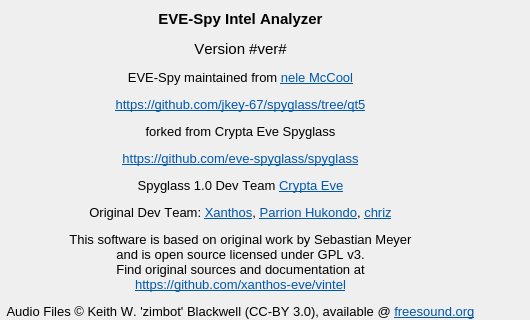
jkey-67/spyglass, file src/vi/ui/Info.ui: the form before one commit; both pictures show x 170 to 700 and y 0 to 320 of the 700 by 702 pixel window.
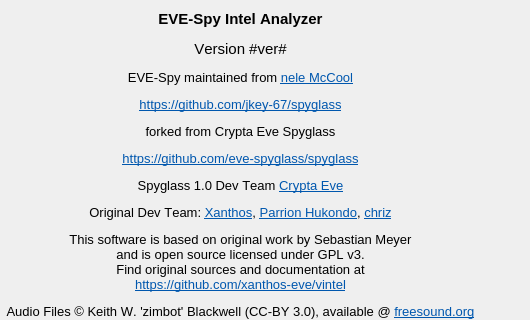
The form after the commit. Icons and pictures are not drawn.

Diff of the .ui file:
```diff
--- a/src/vi/ui/Info.ui
+++ b/src/vi/ui/Info.ui
@@ -811,7 +811,7 @@
 &lt;p align=&quot;center&quot; style=&quot; margin-top:12px; margin-bottom:12px; margin-left:0px; margin-right:0px; -qt-block-indent:0; text-indent:0px;&quot;&gt;&lt;span style=&quot; font-weight:600;&quot;&gt;EVE-Spy Intel Analyzer&lt;/span&gt;&lt;/p&gt;
 &lt;p align=&quot;center&quot; style=&quot; margin-top:12px; margin-bottom:12px; margin-left:0px; margin-right:0px; -qt-block-indent:0; text-indent:0px;&quot;&gt;Version #ver#&lt;/p&gt;
 &lt;p align=&quot;center&quot; style=&quot; margin-top:12px; margin-bottom:12px; margin-left:0px; margin-right:0px; -qt-block-indent:0; text-indent:0px;&quot;&gt;&lt;span style=&quot; font-size:10pt;&quot;&gt;EVE-Spy maintained from &lt;/span&gt;&lt;a href=&quot;mailto:nele.mccool@gmx.net&quot;&gt;&lt;span style=&quot; font-size:10pt; text-decoration: underline; color:#0057ae;&quot;&gt;nele McCool&lt;/span&gt;&lt;/a&gt;&lt;/p&gt;
-&lt;p align=&quot;center&quot; style=&quot; margin-top:12px; margin-bottom:12px; margin-left:0px; margin-right:0px; -qt-block-indent:0; text-indent:0px;&quot;&gt;&lt;a href=&quot;https://github.com/jkey-67/spyglass/tree/qt5&quot;&gt;&lt;span style=&quot; font-size:10pt; text-decoration: underline; color:#0057ae;&quot;&gt;https://github.com/jkey-67/spyglass/tree/qt5&lt;/span&gt;&lt;/a&gt;&lt;/p&gt;
+&lt;p align=&quot;center&quot; style=&quot; margin-top:12px; margin-bottom:12px; margin-left:0px; margin-right:0px; -qt-block-indent:0; text-indent:0px;&quot;&gt;&lt;a href=&quot;https://github.com/jkey-67/spyglass&quot;&gt;&lt;span style=&quot; font-size:10pt; text-decoration: underline; color:#0057ae;&quot;&gt;https://github.com/jkey-67/spyglass&lt;/span&gt;&lt;/a&gt;&lt;/p&gt;
 &lt;p align=&quot;center&quot; style=&quot; margin-top:12px; margin-bottom:12px; margin-left:0px; margin-right:0px; -qt-block-indent:0; text-indent:0px;&quot;&gt;&lt;span style=&quot; font-size:10pt;&quot;&gt;forked from Crypta Eve Spyglass&lt;/span&gt;&lt;/p&gt;
 &lt;p align=&quot;center&quot; style=&quot; margin-top:12px; margin-bottom:12px; margin-left:0px; margin-right:0px; -qt-block-indent:0; text-indent:0px;&quot;&gt;&lt;a href=&quot;https://github.com/eve-spyglass/spyglass&quot;&gt;&lt;span style=&quot; font-size:10pt; text-decoration: underline; color:#0057ae;&quot;&gt;https://github.com/eve-spyglass/spyglass&lt;/span&gt;&lt;/a&gt;&lt;/p&gt;
 &lt;p align=&quot;center&quot; style=&quot; margin-top:12px; margin-bottom:12px; margin-left:0px; margin-right:0px; -qt-block-indent:0; text-indent:0px;&quot;&gt;&lt;span style=&quot; font-size:10pt;&quot;&gt;Spyglass 1.0 Dev Team &lt;/span&gt;&lt;a href=&quot;mailto: crypta@crypta.tech&quot;&gt;&lt;span style=&quot; font-size:10pt; text-decoration: underline; color:#0057ae;&quot;&gt;Crypta Eve&lt;/span&gt;&lt;/a&gt;&lt;/p&gt;
```
